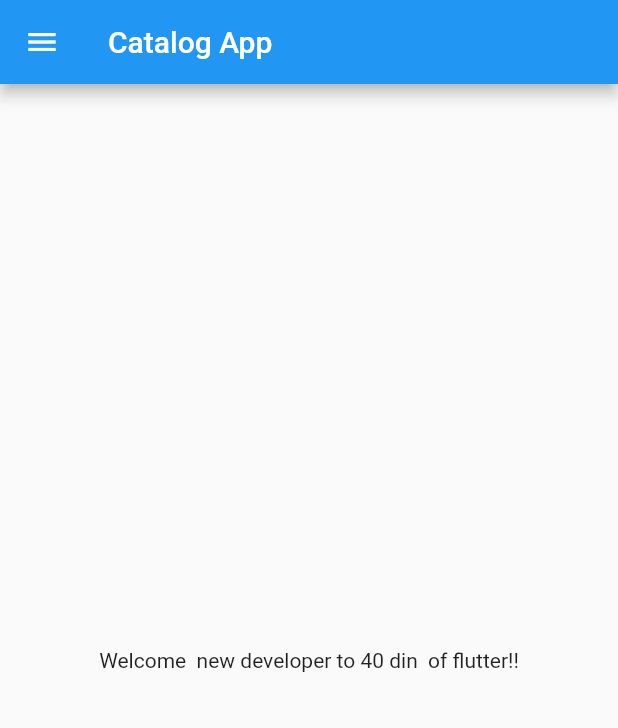
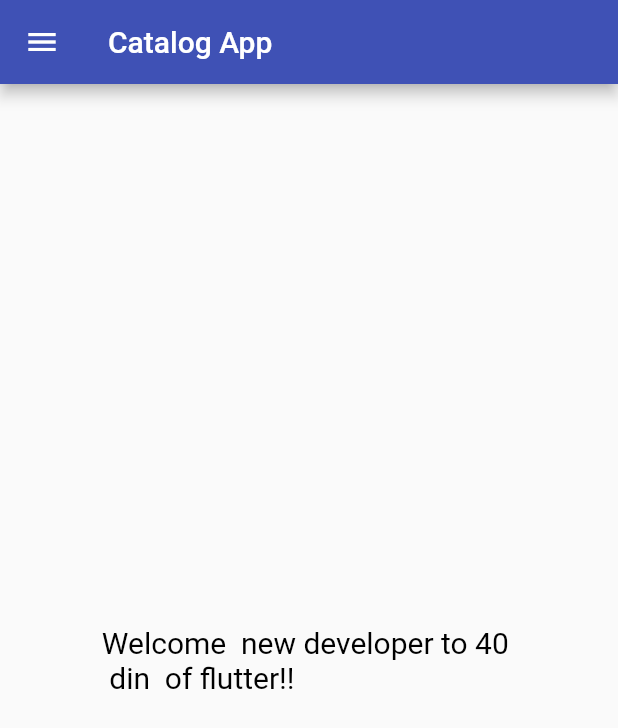
Before and after one commit to Sidmon101/Catalog_App, a Flutter app: the screen it shows after launch, on a phone screen of 412 x 824 dp. Shown: the top 728 px of the screen. Run offline on Flutter 3.47's test engine with Material 2 defaults, Android fonts, the phone set to English and light mode, and no system bars.

Commit message:
day 3 completed

```diff
--- a/lib/main.dart
+++ b/lib/main.dart
@@ -1,5 +1,6 @@
 import 'package:flutter/material.dart';
-import 'package:flutter_catalog/homepage.dart';
+import 'package:flutter_catalog/pages/homepage.dart';
+import 'package:flutter_catalog/pages/loginpage.dart';
 
 void main() {
   runApp(Myapp());
@@ -10,6 +11,18 @@ class Myapp extends StatelessWidget {
 
   @override
   Widget build(BuildContext context) {
-    return MaterialApp(home: homepage());
+    return MaterialApp(
+      themeMode: ThemeMode.light,
+      theme: ThemeData(primarySwatch: Colors.indigo),
+      darkTheme: ThemeData(
+        brightness: Brightness.dark,
+      ),
+      initialRoute: "/home",
+      routes: {
+        "/": (context) => loginpage(),
+        "/home": (context) => homepage(),
+        "/login": (context) => loginpage(),
+      },
+    );
   }
 }
--- a/lib/homepage.dart
+++ b/lib/pages/homepage.dart
@@ -14,7 +14,13 @@ class homepage extends StatelessWidget {
       ),
       body: Center(
         child: Container(
-          child: Text("Welcome $hello to $days din  of flutter!!"),
+          child: Text(
+            "Welcome $hello to $days \n din  of flutter!!",
+            style: TextStyle(
+              fontSize: 20,
+              color: Colors.black,
+            ),
+          ),
         ),
       ),
       drawer: Drawer(),
```
Also changed, not shown: lib/pages/loginpage.dart (added, +22 -0 lines).
